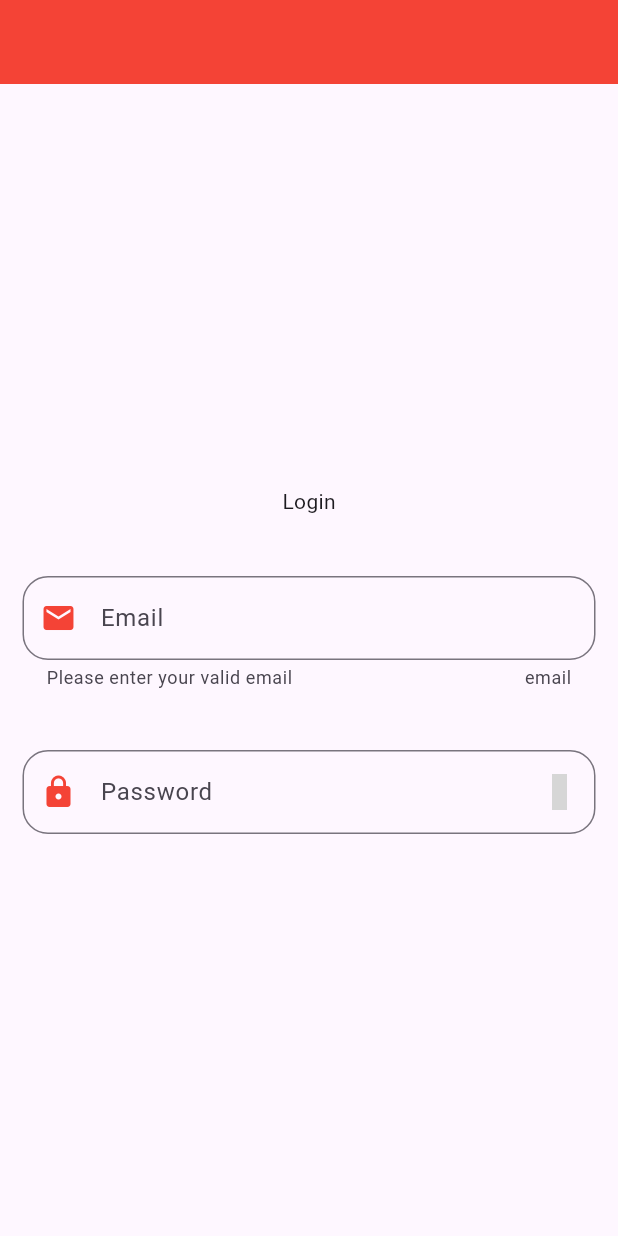
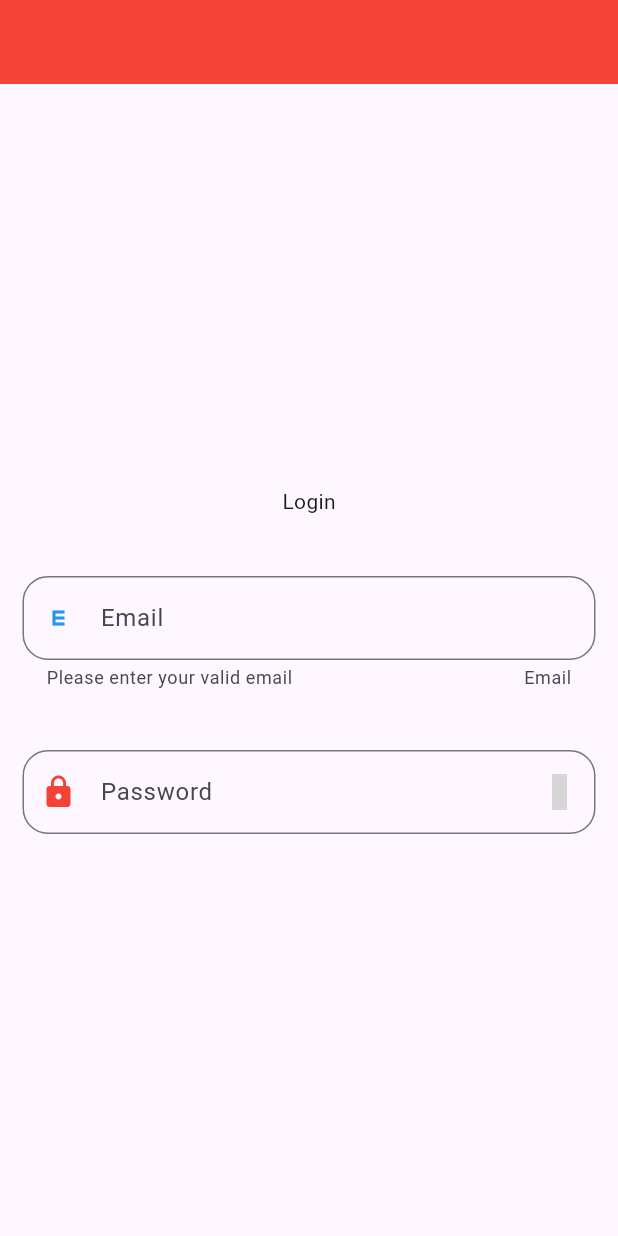
Before and after one commit to kripas1369/atomicapp, a Flutter app: the screen it shows after launch, on a phone screen of 412 x 824 dp. Run offline on Flutter 3.47's test engine with Material 3 defaults, Android fonts, the phone set to English and light mode, and no system bars; statements that could not run were skipped; grey boxes are pictures that could not be loaded.

Commit message:
Icon color changed

```diff
--- a/lib/Textfield.dart
+++ b/lib/Textfield.dart
@@ -26,12 +26,12 @@ class _OurTextfieldState extends State<OurTextfield> {
                 SizedBox(height: 40,),
                 TextFormField(
                   decoration: InputDecoration(
-                    prefixIcon: Icon(Icons.email),
-                    prefixIconColor: Colors.red,
+                    prefixIcon: Icon(Icons.e_mobiledata),
+                    prefixIconColor: Colors.blue,
                     labelText:"Email",
                     // labelStyle: TextStyle(color: Colors.red),
                     helperText: "Please enter your valid email",
-                    counterText: "email",
+                    counterText: "Email",
                     // filled: true,
                     // fillColor: Colors.grey,
                     // contentPadding: EdgeInsets.all(10),
```
